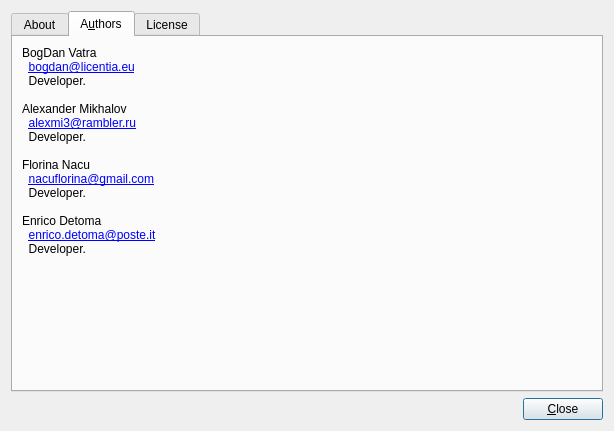
Before: the Qt Designer form apps/designer/aboutdialog.ui in shujaatak/exaro, drawn with Qt 5.
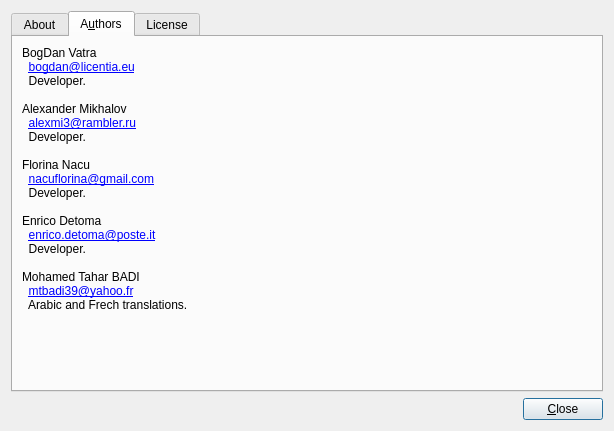
After: the same form once the commit is applied. The open tabs and pages were chosen to show the change. Icons and pictures are not drawn.

Commit message: Arabic and French translations, thannks to Mohamed Tahar BADI. Add Mohamed Tahar BADI to Authors as a translator.

Patch:
```diff
--- a/apps/designer/aboutdialog.ui
+++ b/apps/designer/aboutdialog.ui
@@ -100,22 +100,26 @@
           <string>&lt;!DOCTYPE HTML PUBLIC &quot;-//W3C//DTD HTML 4.0//EN&quot; &quot;http://www.w3.org/TR/REC-html40/strict.dtd&quot;&gt;
 &lt;html&gt;&lt;head&gt;&lt;meta name=&quot;qrichtext&quot; content=&quot;1&quot; /&gt;&lt;style type=&quot;text/css&quot;&gt;
 p, li { white-space: pre-wrap; }
-&lt;/style&gt;&lt;/head&gt;&lt;body style=&quot; font-family:'DejaVu Sans'; font-size:9pt; font-weight:400; font-style:normal;&quot;&gt;
-&lt;p style=&quot; margin-top:0px; margin-bottom:0px; margin-left:0px; margin-right:0px; -qt-block-indent:0; text-indent:0px;&quot;&gt;BogDan Vatra&lt;/p&gt;
-&lt;p style=&quot; margin-top:0px; margin-bottom:0px; margin-left:0px; margin-right:0px; -qt-block-indent:0; text-indent:0px;&quot;&gt;  &lt;a href=&quot;bogdan@licentia.eu&quot;&gt;&lt;span style=&quot; text-decoration: underline; color:#0000ff;&quot;&gt;bogdan@licentia.eu&lt;/span&gt;&lt;/a&gt;&lt;/p&gt;
-&lt;p style=&quot; margin-top:0px; margin-bottom:0px; margin-left:0px; margin-right:0px; -qt-block-indent:0; text-indent:0px;&quot;&gt;  Developer.&lt;/p&gt;
-&lt;p style=&quot;-qt-paragraph-type:empty; margin-top:0px; margin-bottom:0px; margin-left:0px; margin-right:0px; -qt-block-indent:0; text-indent:0px;&quot;&gt;&lt;/p&gt;
-&lt;p style=&quot; margin-top:0px; margin-bottom:0px; margin-left:0px; margin-right:0px; -qt-block-indent:0; text-indent:0px;&quot;&gt;Alexander Mikhalov&lt;/p&gt;
-&lt;p style=&quot; margin-top:0px; margin-bottom:0px; margin-left:0px; margin-right:0px; -qt-block-indent:0; text-indent:0px;&quot;&gt;  &lt;a href=&quot;alexmi3@rambler.ru&quot;&gt;&lt;span style=&quot; text-decoration: underline; color:#0000ff;&quot;&gt;alexmi3@rambler.ru&lt;/span&gt;&lt;/a&gt;&lt;/p&gt;
-&lt;p style=&quot; margin-top:0px; margin-bottom:0px; margin-left:0px; margin-right:0px; -qt-block-indent:0; text-indent:0px;&quot;&gt;  Developer.&lt;/p&gt;
-&lt;p style=&quot;-qt-paragraph-type:empty; margin-top:0px; margin-bottom:0px; margin-left:0px; margin-right:0px; -qt-block-indent:0; text-indent:0px;&quot;&gt;&lt;/p&gt;
-&lt;p style=&quot; margin-top:0px; margin-bottom:0px; margin-left:0px; margin-right:0px; -qt-block-indent:0; text-indent:0px;&quot;&gt;Florina Nacu&lt;/p&gt;
-&lt;p style=&quot; margin-top:0px; margin-bottom:0px; margin-left:0px; margin-right:0px; -qt-block-indent:0; text-indent:0px;&quot;&gt;  &lt;a href=&quot;alexmi3@rambler.ru&quot;&gt;&lt;span style=&quot; text-decoration: underline; color:#0000ff;&quot;&gt;nacuflorina@gmail.com&lt;/span&gt;&lt;/a&gt;&lt;/p&gt;
-&lt;p style=&quot; margin-top:0px; margin-bottom:0px; margin-left:0px; margin-right:0px; -qt-block-indent:0; text-indent:0px;&quot;&gt;  Developer.&lt;/p&gt;
-&lt;p style=&quot;-qt-paragraph-type:empty; margin-top:0px; margin-bottom:0px; margin-left:0px; margin-right:0px; -qt-block-indent:0; text-indent:0px;&quot;&gt;&lt;/p&gt;
-&lt;p style=&quot; margin-top:0px; margin-bottom:0px; margin-left:0px; margin-right:0px; -qt-block-indent:0; text-indent:0px;&quot;&gt;Enrico Detoma&lt;/p&gt;
-&lt;p style=&quot; margin-top:0px; margin-bottom:0px; margin-left:0px; margin-right:0px; -qt-block-indent:0; text-indent:0px;&quot;&gt;  &lt;a href=&quot;enrico.detoma@poste.it&quot;&gt;&lt;span style=&quot; text-decoration: underline; color:#0000ff;&quot;&gt;enrico.detoma@poste.it&lt;/span&gt;&lt;/a&gt;&lt;/p&gt;
-&lt;p style=&quot; margin-top:0px; margin-bottom:0px; margin-left:0px; margin-right:0px; -qt-block-indent:0; text-indent:0px;&quot;&gt;  Developer.&lt;/p&gt;&lt;/body&gt;&lt;/html&gt;</string>
+&lt;/style&gt;&lt;/head&gt;&lt;body style=&quot; font-family:'DejaVu Sans'; font-size:8pt; font-weight:400; font-style:normal;&quot;&gt;
+&lt;p style=&quot; margin-top:0px; margin-bottom:0px; margin-left:0px; margin-right:0px; -qt-block-indent:0; text-indent:0px;&quot;&gt;&lt;span style=&quot; font-size:9pt;&quot;&gt;BogDan Vatra&lt;/span&gt;&lt;/p&gt;
+&lt;p style=&quot; margin-top:0px; margin-bottom:0px; margin-left:0px; margin-right:0px; -qt-block-indent:0; text-indent:0px;&quot;&gt;&lt;span style=&quot; font-size:9pt;&quot;&gt;  &lt;/span&gt;&lt;a href=&quot;bogdan@licentia.eu&quot;&gt;&lt;span style=&quot; font-size:9pt; text-decoration: underline; color:#0000ff;&quot;&gt;bogdan@licentia.eu&lt;/span&gt;&lt;/a&gt;&lt;/p&gt;
+&lt;p style=&quot; margin-top:0px; margin-bottom:0px; margin-left:0px; margin-right:0px; -qt-block-indent:0; text-indent:0px;&quot;&gt;&lt;span style=&quot; font-size:9pt;&quot;&gt;  Developer.&lt;/span&gt;&lt;/p&gt;
+&lt;p style=&quot;-qt-paragraph-type:empty; margin-top:0px; margin-bottom:0px; margin-left:0px; margin-right:0px; -qt-block-indent:0; text-indent:0px; font-size:9pt;&quot;&gt;&lt;/p&gt;
+&lt;p style=&quot; margin-top:0px; margin-bottom:0px; margin-left:0px; margin-right:0px; -qt-block-indent:0; text-indent:0px;&quot;&gt;&lt;span style=&quot; font-size:9pt;&quot;&gt;Alexander Mikhalov&lt;/span&gt;&lt;/p&gt;
+&lt;p style=&quot; margin-top:0px; margin-bottom:0px; margin-left:0px; margin-right:0px; -qt-block-indent:0; text-indent:0px;&quot;&gt;&lt;span style=&quot; font-size:9pt;&quot;&gt;  &lt;/span&gt;&lt;a href=&quot;alexmi3@rambler.ru&quot;&gt;&lt;span style=&quot; font-size:9pt; text-decoration: underline; color:#0000ff;&quot;&gt;alexmi3@rambler.ru&lt;/span&gt;&lt;/a&gt;&lt;/p&gt;
+&lt;p style=&quot; margin-top:0px; margin-bottom:0px; margin-left:0px; margin-right:0px; -qt-block-indent:0; text-indent:0px;&quot;&gt;&lt;span style=&quot; font-size:9pt;&quot;&gt;  Developer.&lt;/span&gt;&lt;/p&gt;
+&lt;p style=&quot;-qt-paragraph-type:empty; margin-top:0px; margin-bottom:0px; margin-left:0px; margin-right:0px; -qt-block-indent:0; text-indent:0px; font-size:9pt;&quot;&gt;&lt;/p&gt;
+&lt;p style=&quot; margin-top:0px; margin-bottom:0px; margin-left:0px; margin-right:0px; -qt-block-indent:0; text-indent:0px;&quot;&gt;&lt;span style=&quot; font-size:9pt;&quot;&gt;Florina Nacu&lt;/span&gt;&lt;/p&gt;
+&lt;p style=&quot; margin-top:0px; margin-bottom:0px; margin-left:0px; margin-right:0px; -qt-block-indent:0; text-indent:0px;&quot;&gt;&lt;span style=&quot; font-size:9pt;&quot;&gt;  &lt;/span&gt;&lt;a href=&quot;alexmi3@rambler.ru&quot;&gt;&lt;span style=&quot; font-size:9pt; text-decoration: underline; color:#0000ff;&quot;&gt;nacuflorina@gmail.com&lt;/span&gt;&lt;/a&gt;&lt;/p&gt;
+&lt;p style=&quot; margin-top:0px; margin-bottom:0px; margin-left:0px; margin-right:0px; -qt-block-indent:0; text-indent:0px;&quot;&gt;&lt;span style=&quot; font-size:9pt;&quot;&gt;  Developer.&lt;/span&gt;&lt;/p&gt;
+&lt;p style=&quot;-qt-paragraph-type:empty; margin-top:0px; margin-bottom:0px; margin-left:0px; margin-right:0px; -qt-block-indent:0; text-indent:0px; font-size:9pt;&quot;&gt;&lt;/p&gt;
+&lt;p style=&quot; margin-top:0px; margin-bottom:0px; margin-left:0px; margin-right:0px; -qt-block-indent:0; text-indent:0px;&quot;&gt;&lt;span style=&quot; font-size:9pt;&quot;&gt;Enrico Detoma&lt;/span&gt;&lt;/p&gt;
+&lt;p style=&quot; margin-top:0px; margin-bottom:0px; margin-left:0px; margin-right:0px; -qt-block-indent:0; text-indent:0px;&quot;&gt;&lt;span style=&quot; font-size:9pt;&quot;&gt;  &lt;/span&gt;&lt;a href=&quot;enrico.detoma@poste.it&quot;&gt;&lt;span style=&quot; font-size:9pt; text-decoration: underline; color:#0000ff;&quot;&gt;enrico.detoma@poste.it&lt;/span&gt;&lt;/a&gt;&lt;/p&gt;
+&lt;p style=&quot; margin-top:0px; margin-bottom:0px; margin-left:0px; margin-right:0px; -qt-block-indent:0; text-indent:0px;&quot;&gt;&lt;span style=&quot; font-size:9pt;&quot;&gt;  Developer.&lt;/span&gt;&lt;/p&gt;
+&lt;p style=&quot;-qt-paragraph-type:empty; margin-top:0px; margin-bottom:0px; margin-left:0px; margin-right:0px; -qt-block-indent:0; text-indent:0px; font-size:9pt;&quot;&gt;&lt;/p&gt;
+&lt;p style=&quot; margin-top:0px; margin-bottom:0px; margin-left:0px; margin-right:0px; -qt-block-indent:0; text-indent:0px;&quot;&gt;&lt;span style=&quot; font-size:9pt;&quot;&gt;Mohamed Tahar BADI&lt;/span&gt;&lt;/p&gt;
+&lt;p style=&quot; margin-top:0px; margin-bottom:0px; margin-left:0px; margin-right:0px; -qt-block-indent:0; text-indent:0px;&quot;&gt;&lt;span style=&quot; font-size:9pt;&quot;&gt;  &lt;/span&gt;&lt;span style=&quot; font-size:9pt; text-decoration: underline; color:#0000ff;&quot;&gt;mtbadi39@yahoo.fr&lt;/span&gt;&lt;/p&gt;
+&lt;p style=&quot; margin-top:0px; margin-bottom:0px; margin-left:0px; margin-right:0px; -qt-block-indent:0; text-indent:0px;&quot;&gt;&lt;span style=&quot; font-size:9pt; color:#000000;&quot;&gt;  Arabic and Frech translations.&lt;/span&gt;&lt;/p&gt;&lt;/body&gt;&lt;/html&gt;</string>
          </property>
         </widget>
        </item>
```
Left out of the diff: 2 changed lines with no effect on the pictures. The commit also changes 7 other files.
